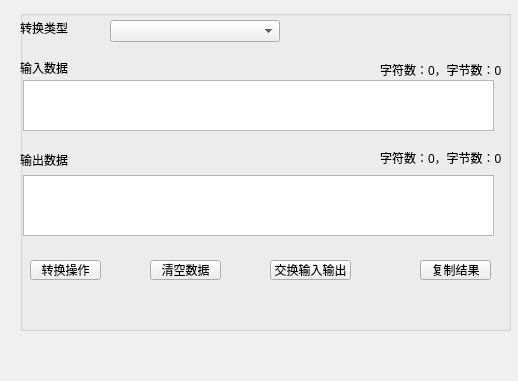
First picture: the form in formchilddataconversion.ui, repository AuroraDev-shuyu/NetTools, before the edit.
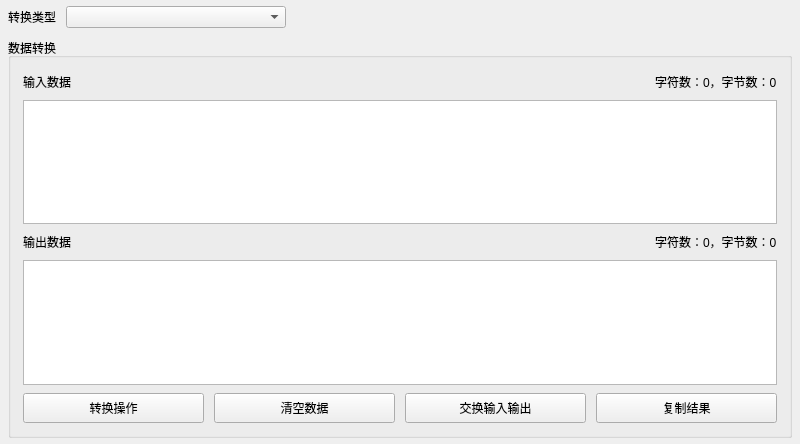
Second picture: the form after the edit.

```diff
--- a/formchilddataconversion.ui
+++ b/formchilddataconversion.ui
@@ -6,176 +6,244 @@
    <rect>
     <x>0</x>
     <y>0</y>
-    <width>518</width>
-    <height>381</height>
+    <width>800</width>
+    <height>444</height>
    </rect>
   </property>
   <property name="windowTitle">
    <string>Form</string>
   </property>
+  <layout class="QVBoxLayout" name="mainLayout">
+   <property name="spacing">
+    <number>10</number>
+   </property>
+   <property name="leftMargin">
+    <number>8</number>
+   </property>
+   <property name="topMargin">
+    <number>6</number>
+   </property>
+   <property name="rightMargin">
+    <number>8</number>
+   </property>
+   <property name="bottomMargin">
+    <number>6</number>
+   </property>
+   <item>
+    <layout class="QHBoxLayout" name="topLayout">
+     <property name="spacing">
+      <number>10</number>
+     </property>
+     <item>
   <widget class="QLabel" name="label">
-   <property name="geometry">
-    <rect>
-     <x>20</x>
-     <y>20</y>
-     <width>51</width>
-     <height>16</height>
-    </rect>
-   </property>
    <property name="text">
     <string>转换类型</string>
    </property>
   </widget>
+     </item>
+     <item>
   <widget class="QComboBox" name="conversionTypeCombo">
-   <property name="geometry">
-    <rect>
-     <x>110</x>
-     <y>20</y>
-     <width>170</width>
-     <height>22</height>
-    </rect>
-   </property>
-  </widget>
+       <property name="minimumSize">
+        <size>
+         <width>220</width>
+         <height>0</height>
+        </size>
+       </property>
+       <property name="maximumSize">
+        <size>
+         <width>280</width>
+         <height>16777215</height>
+        </size>
+       </property>
+      </widget>
+     </item>
+     <item>
+      <spacer name="horizontalSpacer">
+       <property name="orientation">
+        <enum>Qt::Horizontal</enum>
+       </property>
+       <property name="sizeHint" stdset="0">
+        <size>
+         <width>40</width>
+         <height>20</height>
+        </size>
+       </property>
+      </spacer>
+     </item>
+    </layout>
+   </item>
+   <item>
   <widget class="QGroupBox" name="groupBox">
-   <property name="geometry">
-    <rect>
-     <x>20</x>
-     <y>10</y>
-     <width>491</width>
-     <height>321</height>
-    </rect>
-   </property>
    <property name="title">
-    <string/>
-   </property>
+      <string>数据转换</string>
+     </property>
+     <layout class="QVBoxLayout" name="groupLayout">
+      <property name="spacing">
+       <number>8</number>
+      </property>
+      <property name="leftMargin">
+       <number>12</number>
+      </property>
+      <property name="topMargin">
+       <number>14</number>
+      </property>
+      <property name="rightMargin">
+       <number>12</number>
+      </property>
+      <property name="bottomMargin">
+       <number>12</number>
+      </property>
+      <item>
+       <layout class="QHBoxLayout" name="inputLabelRow">
+        <property name="spacing">
+         <number>10</number>
+        </property>
+        <item>
    <widget class="QLabel" name="label_2">
-    <property name="geometry">
-     <rect>
-      <x>0</x>
-      <y>50</y>
-      <width>51</width>
-      <height>16</height>
-     </rect>
-    </property>
     <property name="text">
      <string>输入数据</string>
     </property>
    </widget>
+        </item>
+        <item>
+         <spacer name="horizontalSpacer_2">
+          <property name="orientation">
+           <enum>Qt::Horizontal</enum>
+          </property>
+          <property name="sizeHint" stdset="0">
+           <size>
+            <width>40</width>
+            <height>20</height>
+           </size>
+          </property>
+         </spacer>
+        </item>
+        <item>
+         <widget class="QLabel" name="inputInfoLabel">
+          <property name="text">
+           <string>字符数：0，字节数：0</string>
+          </property>
+         </widget>
+        </item>
+       </layout>
+      </item>
+      <item>
    <widget class="QTextEdit" name="inputTextEdit">
-    <property name="geometry">
-     <rect>
-      <x>3</x>
-      <y>70</y>
-      <width>471</width>
-      <height>51</height>
-     </rect>
-    </property>
-   </widget>
-   <widget class="QTextEdit" name="outputTextEdit">
-    <property name="geometry">
-     <rect>
-      <x>3</x>
-      <y>165</y>
-      <width>471</width>
-      <height>61</height>
-     </rect>
-    </property>
-   </widget>
+        <property name="minimumSize">
+         <size>
+          <width>0</width>
+          <height>60</height>
+         </size>
+        </property>
+       </widget>
+      </item>
+      <item>
+       <layout class="QHBoxLayout" name="outputLabelRow">
+        <property name="spacing">
+         <number>10</number>
+        </property>
+        <item>
    <widget class="QLabel" name="label_4">
-    <property name="geometry">
-     <rect>
-      <x>0</x>
-      <y>140</y>
-      <width>61</width>
-      <height>20</height>
-     </rect>
-    </property>
     <property name="text">
      <string>输出数据</string>
     </property>
    </widget>
-   <widget class="QLabel" name="inputInfoLabel">
-    <property name="geometry">
-     <rect>
-      <x>360</x>
-      <y>50</y>
-      <width>131</width>
+        </item>
+        <item>
+         <spacer name="horizontalSpacer_3">
+          <property name="orientation">
+           <enum>Qt::Horizontal</enum>
+          </property>
+          <property name="sizeHint" stdset="0">
+           <size>
+            <width>40</width>
       <height>20</height>
-     </rect>
-    </property>
-    <property name="text">
-     <string>字符数：0，字节数：0</string>
-    </property>
-   </widget>
+           </size>
+          </property>
+         </spacer>
+        </item>
+        <item>
    <widget class="QLabel" name="outputInfoLabel">
-    <property name="geometry">
-     <rect>
-      <x>360</x>
-      <y>132</y>
-      <width>131</width>
-      <height>31</height>
-     </rect>
-    </property>
     <property name="text">
      <string>字符数：0，字节数：0</string>
     </property>
    </widget>
+        </item>
+       </layout>
+      </item>
+      <item>
+       <widget class="QTextEdit" name="outputTextEdit">
+        <property name="minimumSize">
+         <size>
+          <width>0</width>
+          <height>60</height>
+         </size>
+        </property>
+       </widget>
+      </item>
+      <item>
+       <layout class="QHBoxLayout" name="buttonLayout">
+        <property name="spacing">
+         <number>10</number>
+        </property>
+        <item>
    <widget class="QPushButton" name="convertButton">
-    <property name="geometry">
-     <rect>
-      <x>10</x>
-      <y>250</y>
-      <width>71</width>
-      <height>20</height>
-     </rect>
+          <property name="minimumSize">
+           <size>
+            <width>0</width>
+            <height>30</height>
+           </size>
     </property>
     <property name="text">
      <string>转换操作</string>
     </property>
    </widget>
+        </item>
+        <item>
    <widget class="QPushButton" name="clearButton">
-    <property name="geometry">
-     <rect>
-      <x>130</x>
-      <y>250</y>
-      <width>71</width>
-      <height>20</height>
-     </rect>
+          <property name="minimumSize">
+           <size>
+            <width>0</width>
+            <height>30</height>
+           </size>
     </property>
     <property name="text">
      <string>清空数据</string>
     </property>
    </widget>
+        </item>
+        <item>
    <widget class="QPushButton" name="swapButton">
-    <property name="geometry">
-     <rect>
-      <x>250</x>
-      <y>250</y>
-      <width>81</width>
-      <height>20</height>
-     </rect>
+          <property name="minimumSize">
+           <size>
+            <width>0</width>
+            <height>30</height>
+           </size>
     </property>
     <property name="text">
      <string>交换输入输出</string>
     </property>
    </widget>
+        </item>
+        <item>
    <widget class="QPushButton" name="copyButton">
-    <property name="geometry">
-     <rect>
-      <x>400</x>
-      <y>250</y>
-      <width>71</width>
-      <height>20</height>
-     </rect>
+          <property name="minimumSize">
+           <size>
+            <width>0</width>
+            <height>30</height>
+           </size>
     </property>
     <property name="text">
      <string>复制结果</string>
     </property>
    </widget>
-  </widget>
-  <zorder>groupBox</zorder>
-  <zorder>label</zorder>
-  <zorder>conversionTypeCombo</zorder>
+        </item>
+       </layout>
+      </item>
+     </layout>
+    </widget>
+   </item>
+  </layout>
  </widget>
  <resources/>
  <connections/>
```
Lines whose indentation alone changed are shown as unchanged.
